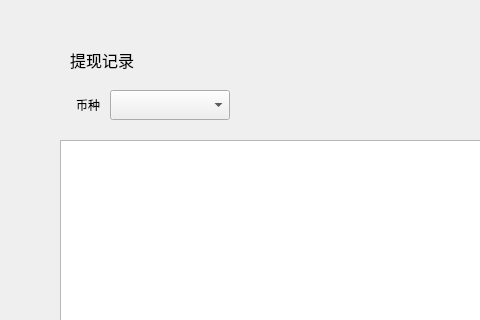
Before: the Qt Designer form withdrawpage/withdrawrecordwidget.ui in HcashOrg/hx-indicator, drawn with Qt 5; both pictures show x 0 to 480 and y 0 to 320 of the 770 by 530 pixel window.
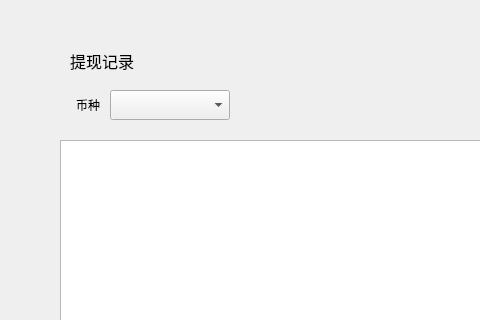
After: the same form once the commit is applied.

```diff
--- a/withdrawpage/withdrawrecordwidget.ui
+++ b/withdrawpage/withdrawrecordwidget.ui
@@ -159,7 +159,7 @@
      <x>70</x>
      <y>50</y>
      <width>131</width>
-     <height>20</height>
+     <height>22</height>
     </rect>
    </property>
    <property name="font">
```
